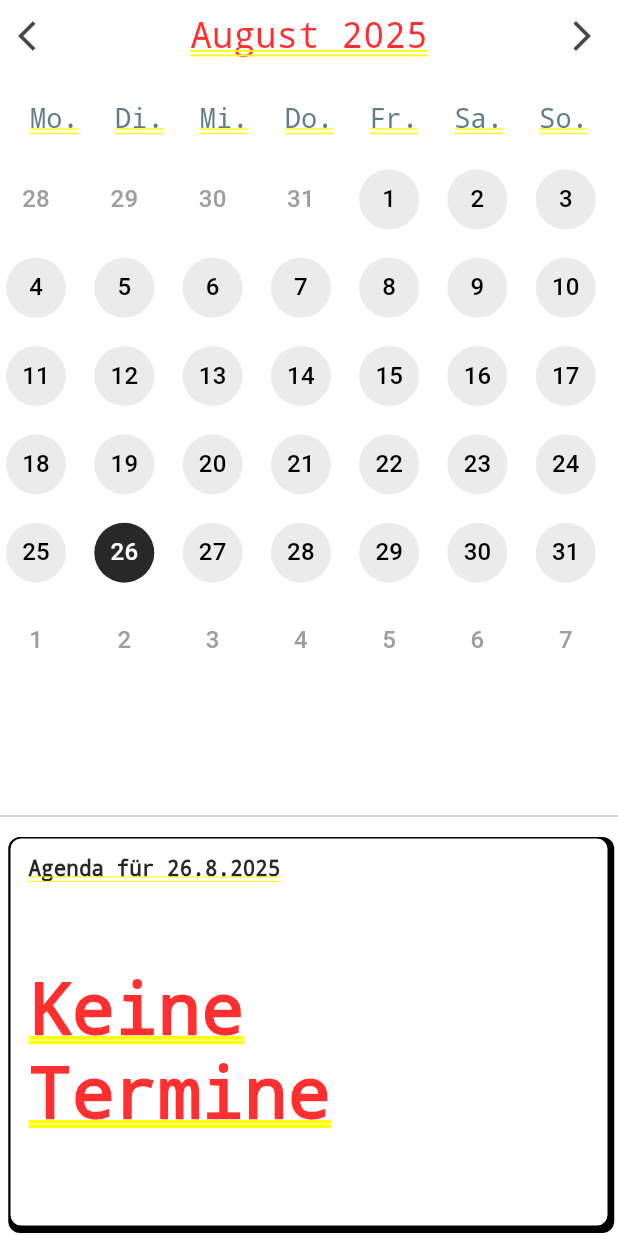
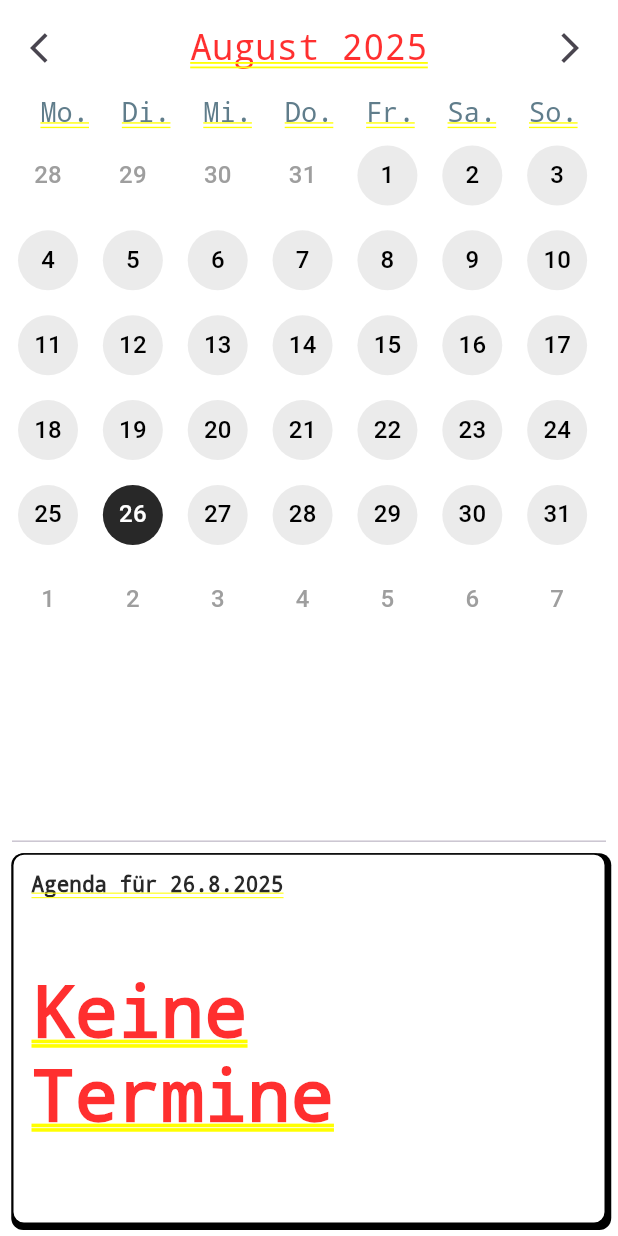
Before and after one commit to erikherrmann1807/fuzzy-guacamole, a Flutter app: the MonthlyScreen screen opened by its route, on a phone screen of 412 x 824 dp. Run offline on Flutter 3.47's test engine with Material 3 defaults, Android fonts, the phone set to English and light mode, and no system bars; our stand-ins replace cloud_firestore, firebase_auth, firebase_core, flutter_dotenv, flutter_riverpod, form_field_validator and 1 more; accounts and stored records are empty.

Commit message:
Improve responsive UI

```diff
--- a/lib/screens/calendar/views/calendar_month.dart
+++ b/lib/screens/calendar/views/calendar_month.dart
@@ -86,6 +86,7 @@ class _MonthlyScreenState extends ConsumerState<MonthlyScreen> {
   @override
   Widget build(BuildContext context) {
     final meetingsAsync = ref.watch(meetingStreamProvider);
+    Size size = MediaQuery.sizeOf(context);
 
     return meetingsAsync.when(
       data: (meetings) {
@@ -94,7 +95,9 @@ class _MonthlyScreenState extends ConsumerState<MonthlyScreen> {
           return dyn.start as DateTime;
         });
 
-        return Column(
+        return Padding(
+          padding: const EdgeInsets.all(8.0),
+          child: Column(
               children: [
                 Row(
                   mainAxisAlignment: MainAxisAlignment.spaceBetween,
@@ -113,7 +116,7 @@ class _MonthlyScreenState extends ConsumerState<MonthlyScreen> {
                     ),
                   ],
                 ),
-            const Gap(12),
+                //const Gap(5),
                 Padding(
                   padding: const EdgeInsets.all(8.0),
                   child: Row(
@@ -130,10 +133,10 @@ class _MonthlyScreenState extends ConsumerState<MonthlyScreen> {
                     ),
                   ),
                 ),
-            const Gap(12),
-            Flexible(
+                //const Gap(12),
+                Expanded(
                     child: GridView.builder(
-                physics: const NeverScrollableScrollPhysics(),
+                      //physics: AlwaysScrollableScrollPhysics(),
                       gridDelegate: const SliverGridDelegateWithFixedCrossAxisCount(
                           crossAxisCount: 7),
                       itemCount: datesGrid.length,
@@ -173,8 +176,8 @@ class _MonthlyScreenState extends ConsumerState<MonthlyScreen> {
                                 ),
                                 if (todayMeetings.isNotEmpty)
                                   Positioned(
-                              bottom: 15,
-                              right: 15,
+                                    bottom: 7,
+                                    right: 7,
                                     child: Container(
                                       padding: const EdgeInsets.symmetric(horizontal: 6, vertical: 2),
                                       decoration: BoxDecoration(
@@ -195,8 +198,11 @@ class _MonthlyScreenState extends ConsumerState<MonthlyScreen> {
                     ),
                 ),
                 const Divider(),
-            Container(
-              margin: const EdgeInsets.all(6),
+                SizedBox(
+                  height: size.height * 0.3,
+                  child: Container(
+                    width: size.width,
+                    //margin: const EdgeInsets.all(6),
                     padding: const EdgeInsets.symmetric(horizontal: 12, vertical: 12),
                     decoration: BoxDecoration(
                       border: Border.all(),
@@ -218,7 +224,7 @@ class _MonthlyScreenState extends ConsumerState<MonthlyScreen> {
                           'Agenda für ${selectedDate.day}.${selectedDate.month}.${selectedDate.year}',
                           style: agendaDateText,
                         ),
-                  const Gap(8),
+                        const Gap(4),
                         Expanded(
                           child: Builder(builder: (_) {
                             final key = DateTime(selectedDate.year, selectedDate.month, selectedDate.day);
@@ -235,7 +241,28 @@ class _MonthlyScreenState extends ConsumerState<MonthlyScreen> {
                                 final endTime = _formatTime(mt.end);
                                 final description = mt.description;
                                 final backgroundColor = mt.backgroundColor;
-                          return Card(
+                                return SizedBox(
+                                  height: 60,
+                                  child: Container(
+                                    color: backgroundColor,
+                                    child: Row(
+                                      mainAxisAlignment: MainAxisAlignment.spaceEvenly,
+                                      children: [
+                                        Icon(Icons.snowboarding),
+                                        Column(
+                                          mainAxisAlignment: MainAxisAlignment.center,
+                                          crossAxisAlignment: CrossAxisAlignment.center,
+                                          children: [
+                                            Text(mt.eventName),
+                                            Text('$startTime-$endTime${description.isNotEmpty ? ' • $description' : ''}'),
+                                          ],
+                                        ),
+                                        Icon(Icons.flag)
+                                      ],
+                                    ),
+                                  )
+                                  /*
+                                  Card(
                                     child: ListTile(
                                       leading: CircleAvatar(
                                         child: Icon(Icons.ac_unit),
@@ -247,6 +274,9 @@ class _MonthlyScreenState extends ConsumerState<MonthlyScreen> {
                                         //TODO: Implement opening editor with current values
                                       },
                                     ),
+                                  ),
+
+                                   */
                                 );
                               },
                             );
@@ -255,7 +285,9 @@ class _MonthlyScreenState extends ConsumerState<MonthlyScreen> {
                       ],
                     ),
                   ),
+                ),
               ],
+            ),
         );
       },
       loading: () => const Center(child: CircularProgressIndicator()),
--- a/pubspec.yaml
+++ b/pubspec.yaml
@@ -47,6 +47,7 @@ dependencies:
   fake_cloud_firestore: ^3.1.0
   mocktail: ^1.0.4
   gap: ^3.0.1
+  device_preview: ^1.3.1
 
 dev_dependencies:
   flutter_test:
```
Also changed, not shown: lib/screens/calendar/calendar_screen.dart (+12 -3 lines). Lines whose indentation alone changed are shown as unchanged.
